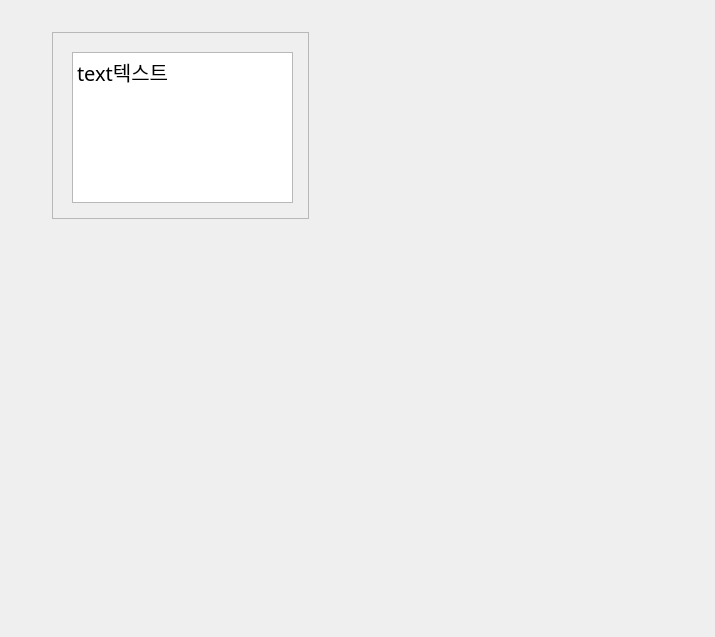
Before: the Qt Designer form ui/SimpleTranslatePopup.ui in KimYubin/SolTranslator, drawn with Qt 5.
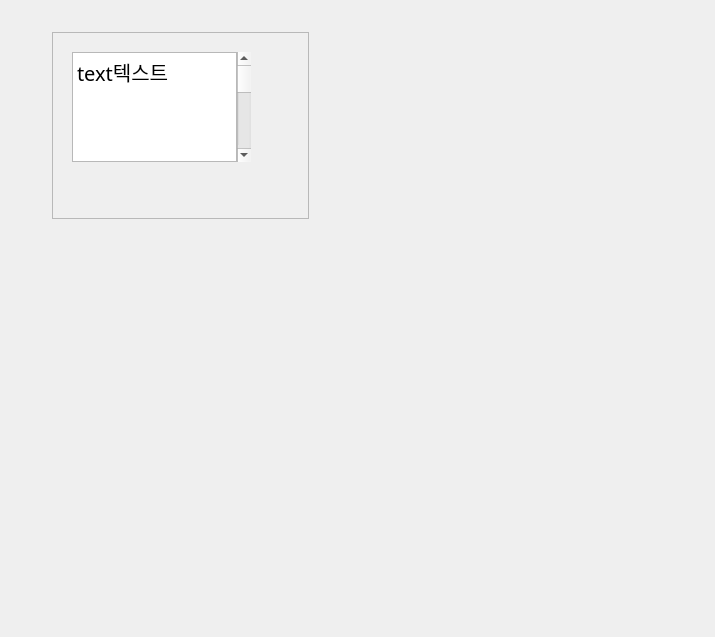
After: the same form once the commit is applied.

Commit message: [추가] 외부 스크롤 단순 추가. 개선 작업중

Patch:
```diff
--- a/ui/SimpleTranslatePopup.ui
+++ b/ui/SimpleTranslatePopup.ui
@@ -67,11 +67,11 @@
         <rect>
          <x>0</x>
          <y>0</y>
-         <width>261</width>
-         <height>191</height>
+         <width>219</width>
+         <height>150</height>
         </rect>
        </property>
-       <layout class="QVBoxLayout" name="textVLayout">
+       <layout class="QHBoxLayout" name="textHLayout">
         <property name="spacing">
          <number>0</number>
         </property>
@@ -119,6 +119,13 @@
           </property>
          </widget>
         </item>
+        <item>
+         <widget class="QScrollBar" name="outerVScrollBar">
+          <property name="orientation">
+           <enum>Qt::Orientation::Vertical</enum>
+          </property>
+         </widget>
+        </item>
        </layout>
       </widget>
      </widget>
```
The commit also changes 1 other file.
